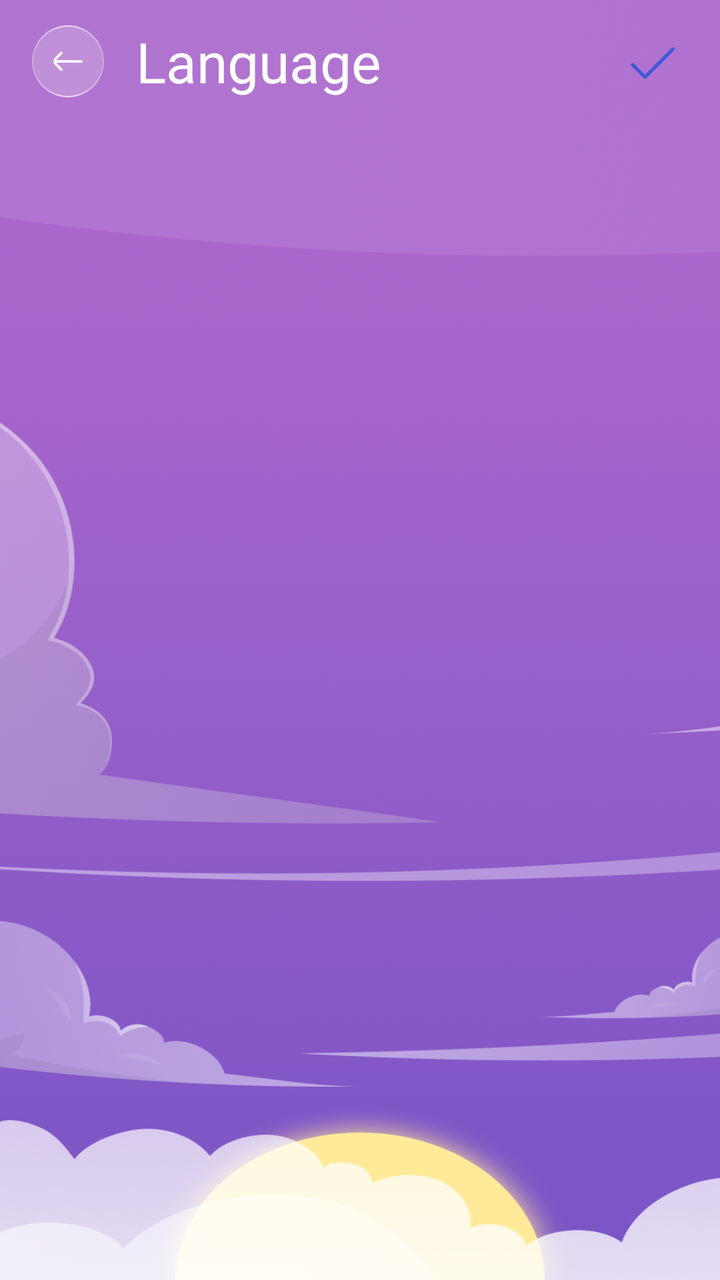
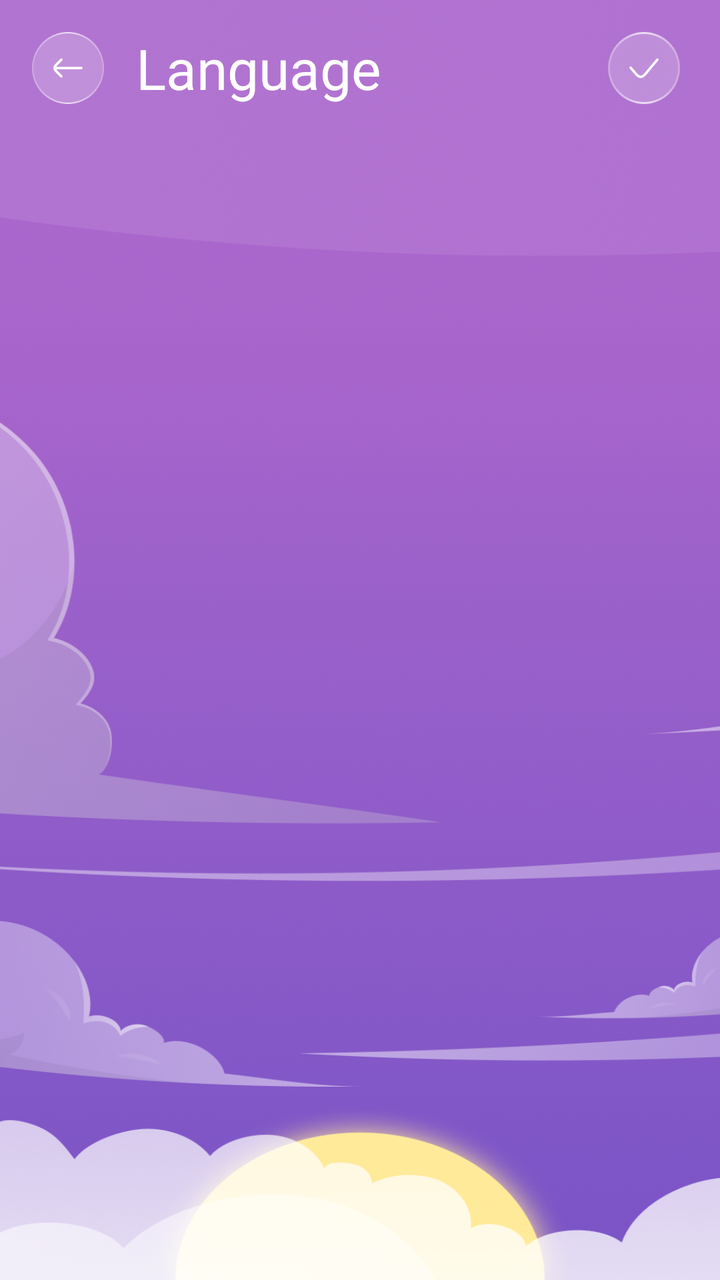

Two renders of the same Android screen: before a commit and after it. Below are the layout's source before the change and the commit's diff.
<!-- AndroidManifest.xml: application theme Theme.BaseProject -->
<!-- res/layout/activity_language.xml -->
<?xml version="1.0" encoding="utf-8"?>
<androidx.constraintlayout.widget.ConstraintLayout xmlns:android="http://schemas.android.com/apk/res/android"
    xmlns:app="http://schemas.android.com/apk/res-auto"
    xmlns:tools="http://schemas.android.com/tools"
    android:layout_width="match_parent"
    android:layout_height="match_parent"
    android:background="@drawable/bg_language"
    android:layoutDirection="ltr">

    <RelativeLayout
        android:id="@+id/layoutToolbar"
        android:layout_width="match_parent"
        android:layout_height="wrap_content"
        android:gravity="center_vertical"
        android:paddingVertical="12dp"
        app:layout_constraintTop_toTopOf="parent">

        <androidx.appcompat.widget.AppCompatImageView
            android:id="@+id/ivBack"
            android:layout_width="36dp"
            android:layout_height="36dp"
            android:layout_alignParentStart="true"
            android:layout_centerVertical="true"
            android:layout_marginStart="16dp"
            android:background="@drawable/bg_oval_trans"
            android:padding="8dp"
            android:src="@drawable/ic_left_arrow" />

        <TextView
            android:id="@+id/tvTitle"
            style="@style/Heading1"
            android:layout_width="wrap_content"
            android:layout_height="wrap_content"
            android:layout_alignWithParentIfMissing="true"
            android:layout_centerVertical="true"
            android:layout_marginStart="16dp"
            android:layout_toEndOf="@id/ivBack"
            android:text="@string/language"
            android:textColor="@color/white" />

        <androidx.appcompat.widget.AppCompatImageView
            android:id="@+id/ivDone"
            android:layout_width="wrap_content"
            android:layout_height="wrap_content"
            android:layout_alignParentEnd="true"
            android:layout_centerVertical="true"
            android:layout_marginEnd="16dp"
            android:padding="4dp"
            android:src="@drawable/ic_done" />

    </RelativeLayout>

    <androidx.recyclerview.widget.RecyclerView
        android:id="@+id/rcvLanguage"
        android:layout_width="match_parent"
        android:layout_height="0dp"
        android:layout_marginBottom="8dp"
        android:paddingHorizontal="10dp"
        android:paddingTop="10dp"
        app:layout_constraintBottom_toTopOf="@id/frNativeExpand"
        app:layout_constraintTop_toBottomOf="@+id/layoutToolbar" />

    <View
        android:id="@+id/vShowInterAds"
        android:layout_width="match_parent"
        android:layout_height="match_parent"
        android:clickable="true"
        android:visibility="gone" />

    <FrameLayout
        android:id="@+id/frNativeExpand"
        android:layout_width="match_parent"
        android:layout_height="wrap_content"
        android:visibility="gone"
        app:layout_constraintBottom_toBottomOf="parent" />

</androidx.constraintlayout.widget.ConstraintLayout>
<!-- resources referenced by this layout -->
<resources>
  <color name="white">#FFFFFFFF</color>
  <!-- drawable bg_language: png bitmap (drawable, 808942 bytes) -->
  <!-- drawable bg_oval_trans: webp bitmap (drawable, 2056 bytes) -->
  <!-- drawable ic_done (drawable) -->
  <vector xmlns:android="http://schemas.android.com/apk/res/android"
      android:width="28dp"
      android:height="28dp"
      android:viewportWidth="28"
      android:viewportHeight="28">
    <path
        android:pathData="M25.12,8.494L11.12,22.494C11.038,22.575 10.942,22.64 10.836,22.684C10.729,22.728 10.616,22.751 10.5,22.751C10.385,22.751 10.272,22.728 10.165,22.684C10.059,22.64 9.963,22.575 9.881,22.494L3.756,16.369C3.592,16.205 3.5,15.982 3.5,15.75C3.5,15.518 3.592,15.295 3.756,15.131C3.921,14.967 4.143,14.875 4.375,14.875C4.608,14.875 4.83,14.967 4.995,15.131L10.5,20.638L23.881,7.256C24.046,7.092 24.268,7 24.5,7C24.733,7 24.955,7.092 25.12,7.256C25.284,7.42 25.376,7.643 25.376,7.875C25.376,8.107 25.284,8.33 25.12,8.494Z"
        android:fillColor="#415AD6"/>
  </vector>
  <!-- drawable ic_left_arrow (drawable) -->
  <vector xmlns:android="http://schemas.android.com/apk/res/android"
      android:width="20dp"
      android:height="20dp"
      android:viewportWidth="20"
      android:viewportHeight="20">
    <path
        android:pathData="M7.107,6.277C7.352,6.034 7.354,5.639 7.111,5.394C6.868,5.148 6.472,5.147 6.227,5.39L4.731,6.872C4.168,7.43 3.707,7.886 3.381,8.293C3.041,8.716 2.796,9.145 2.73,9.66C2.701,9.886 2.701,10.114 2.73,10.34C2.796,10.855 3.041,11.285 3.381,11.707C3.707,12.114 4.168,12.57 4.731,13.128L6.227,14.611C6.472,14.854 6.868,14.852 7.111,14.607C7.354,14.362 7.352,13.966 7.107,13.723L5.637,12.267C5.041,11.676 4.632,11.269 4.355,10.925C4.266,10.813 4.195,10.714 4.141,10.625H16.667C17.012,10.625 17.292,10.345 17.292,10C17.292,9.655 17.012,9.375 16.667,9.375H4.141C4.195,9.286 4.266,9.188 4.355,9.076C4.632,8.731 5.041,8.324 5.637,7.734L7.107,6.277Z"
        android:fillColor="#ffffff"/>
  </vector>
  <string name="language">Language</string>
  <style name="Heading1">
          <item name="fontFamily">@font/capriola_regular</item>
          <item name="android:textSize">28sp</item>
      </style>
  <style name="Theme.BaseProject" parent="Base.Theme.BaseProject" />
  <style name="Base.Theme.BaseProject" parent="Theme.Material3.DayNight.NoActionBar">
          
          
      </style>
</resources>

<!-- the commit's change to res/layout/activity_language.xml (unified diff, before → after) -->
@@ -46,7 +46,7 @@
             android:layout_centerVertical="true"
             android:layout_marginEnd="16dp"
             android:padding="4dp"
-            android:src="@drawable/ic_done" />
+            android:src="@drawable/iv_done_new" />
 
     </RelativeLayout>
 
<!-- resource entries referenced after the edit -->
@@ -3,16 +3,6 @@
   <color name="white">#FFFFFFFF</color>
   <!-- drawable bg_language: png bitmap (drawable, 808942 bytes) -->
   <!-- drawable bg_oval_trans: webp bitmap (drawable, 2056 bytes) -->
-  <!-- drawable ic_done (drawable) -->
-  <vector xmlns:android="http://schemas.android.com/apk/res/android"
-      android:width="28dp"
-      android:height="28dp"
-      android:viewportWidth="28"
-      android:viewportHeight="28">
-    <path
-        android:pathData="M25.12,8.494L11.12,22.494C11.038,22.575 10.942,22.64 10.836,22.684C10.729,22.728 10.616,22.751 10.5,22.751C10.385,22.751 10.272,22.728 10.165,22.684C10.059,22.64 9.963,22.575 9.881,22.494L3.756,16.369C3.592,16.205 3.5,15.982 3.5,15.75C3.5,15.518 3.592,15.295 3.756,15.131C3.921,14.967 4.143,14.875 4.375,14.875C4.608,14.875 4.83,14.967 4.995,15.131L10.5,20.638L23.881,7.256C24.046,7.092 24.268,7 24.5,7C24.733,7 24.955,7.092 25.12,7.256C25.284,7.42 25.376,7.643 25.376,7.875C25.376,8.107 25.284,8.33 25.12,8.494Z"
-        android:fillColor="#415AD6"/>
-  </vector>
   <!-- drawable ic_left_arrow (drawable) -->
   <vector xmlns:android="http://schemas.android.com/apk/res/android"
       android:width="20dp"
@@ -23,6 +13,7 @@
         android:pathData="M7.107,6.277C7.352,6.034 7.354,5.639 7.111,5.394C6.868,5.148 6.472,5.147 6.227,5.39L4.731,6.872C4.168,7.43 3.707,7.886 3.381,8.293C3.041,8.716 2.796,9.145 2.73,9.66C2.701,9.886 2.701,10.114 2.73,10.34C2.796,10.855 3.041,11.285 3.381,11.707C3.707,12.114 4.168,12.57 4.731,13.128L6.227,14.611C6.472,14.854 6.868,14.852 7.111,14.607C7.354,14.362 7.352,13.966 7.107,13.723L5.637,12.267C5.041,11.676 4.632,11.269 4.355,10.925C4.266,10.813 4.195,10.714 4.141,10.625H16.667C17.012,10.625 17.292,10.345 17.292,10C17.292,9.655 17.012,9.375 16.667,9.375H4.141C4.195,9.286 4.266,9.188 4.355,9.076C4.632,8.731 5.041,8.324 5.637,7.734L7.107,6.277Z"
         android:fillColor="#ffffff"/>
   </vector>
+  <!-- drawable iv_done_new: vector/xml drawable (drawable, 2055 chars, omitted) -->
   <string name="language">Language</string>
   <style name="Heading1">
           <item name="fontFamily">@font/capriola_regular</item>
